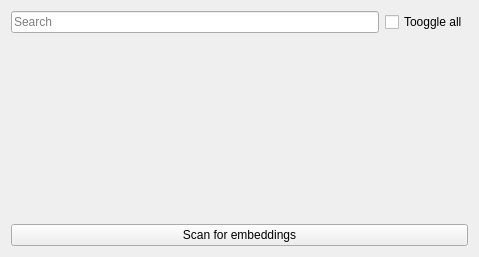
Capsize-Games/airunner, file src/airunner/widgets/embeddings/templates/embeddings_container.ui: the form before one commit.
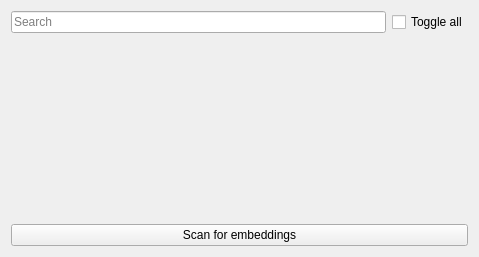
The form after the commit.

```diff
--- a/src/airunner/widgets/embeddings/templates/embeddings_container.ui
+++ b/src/airunner/widgets/embeddings/templates/embeddings_container.ui
@@ -31,7 +31,7 @@
         </font>
        </property>
        <property name="text">
-        <string>Tooggle all</string>
+        <string>Toggle all</string>
        </property>
       </widget>
      </item>
```
